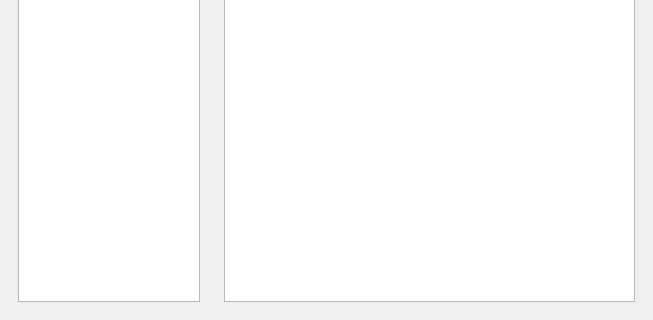
luketpickering/QtSubsonicPlayer, file src/mainwindow.ui: the form before one commit; both pictures show x 0 to 653 and y 145 to 465 of the 653 by 465 pixel window.
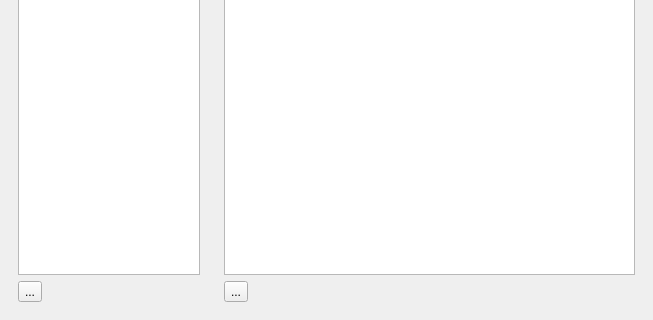
The form after the commit. Icons and pictures are not drawn.

Patch:
```diff
--- a/src/mainwindow.ui
+++ b/src/mainwindow.ui
@@ -203,13 +203,24 @@
       </property>
       <widget class="QWidget" name="dockWidgetContents_3">
        <layout class="QGridLayout" name="gridLayout_2">
-        <item row="0" column="0">
+        <item row="1" column="0">
          <widget class="QListView" name="albumTracksListView">
           <property name="editTriggers">
            <set>QAbstractItemView::NoEditTriggers</set>
           </property>
          </widget>
         </item>
+        <item row="2" column="0">
+         <widget class="QToolButton" name="refreshAlbumTracksButton">
+          <property name="text">
+           <string>...</string>
+          </property>
+          <property name="icon">
+           <iconset resource="../resources/Icons.qrc">
+            <normaloff>:/Media Icons/document-import.png</normaloff>:/Media Icons/document-import.png</iconset>
+          </property>
+         </widget>
+        </item>
        </layout>
       </widget>
      </widget>
@@ -225,7 +236,7 @@
       <property name="minimumSize">
        <size>
         <width>200</width>
-        <height>118</height>
+        <height>148</height>
        </size>
       </property>
       <property name="maximumSize">
@@ -242,13 +253,24 @@
       </property>
       <widget class="QWidget" name="dockWidgetContents_2">
        <layout class="QGridLayout" name="gridLayout">
-        <item row="0" column="1">
+        <item row="1" column="1">
          <widget class="QListView" name="artistListView">
           <property name="editTriggers">
            <set>QAbstractItemView::NoEditTriggers</set>
           </property>
          </widget>
         </item>
+        <item row="2" column="1">
+         <widget class="QToolButton" name="refreshArtistButton">
+          <property name="text">
+           <string>...</string>
+          </property>
+          <property name="icon">
+           <iconset resource="../resources/Icons.qrc">
+            <normaloff>:/Media Icons/document-import.png</normaloff>:/Media Icons/document-import.png</iconset>
+          </property>
+         </widget>
+        </item>
        </layout>
       </widget>
      </widget>
```
